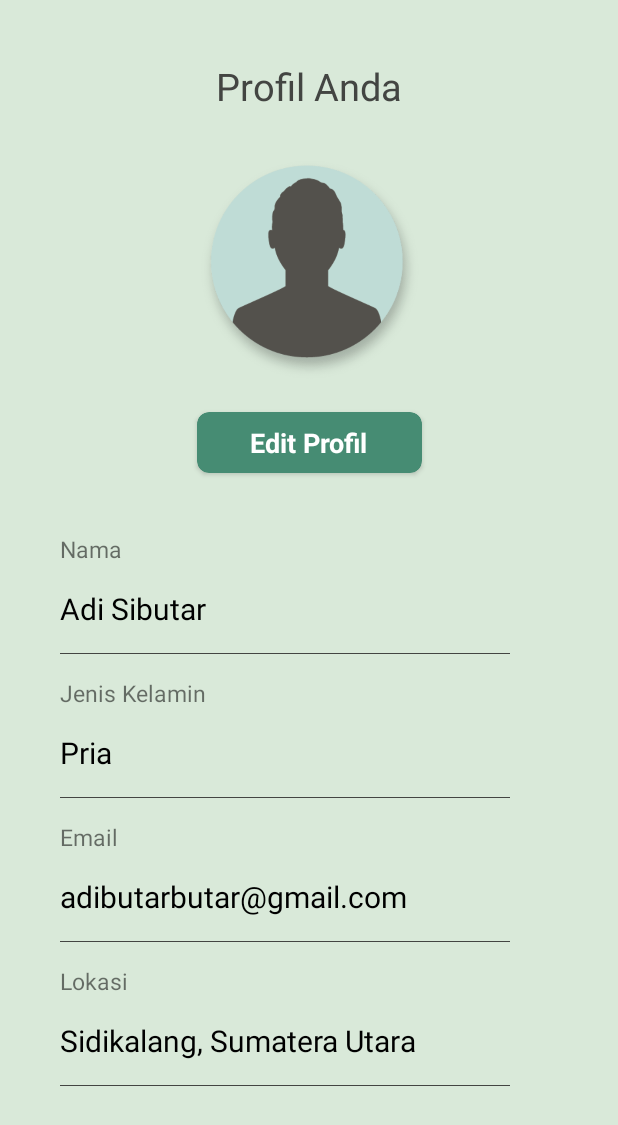
After one commit to alfalifr/Shelter_Mobile, an Android app: the layout fragment_profil.xml on its own in the app's theme, with its tools: preview values and no code run, on a phone screen of 412 x 824 dp. The commit adds this screen. Shown: the top 1125 px of the screen. Run offline under Robolectric (Android 15) with nearby library versions, the phone set to English and light mode, and no system bars.

Commit message:
Working on ProfilFragment.kt

```diff
--- a/app/src/main/java/sidev/app/bangkit/capstone/sheltermobile/ui/PengaturanFragment.kt
+++ b/app/src/main/java/sidev/app/bangkit/capstone/sheltermobile/ui/ProfilFragment.kt
@@ -35,7 +35,7 @@ class PengaturanFragment : Fragment() {
         savedInstanceState: Bundle?
     ): View? {
         // Inflate the layout for this fragment
-        return inflater.inflate(R.layout.fragment_pengaturan, container, false)
+        return inflater.inflate(R.layout.fragment_profil, container, false)
     }
 
     companion object {
--- a/app/src/main/res/layout/activity_register.xml
+++ b/app/src/main/res/layout/activity_register.xml
@@ -7,7 +7,7 @@
     android:layout_height="match_parent">
 <RelativeLayout
     android:layout_width="match_parent"
-    android:layout_height="match_parent"
+    android:layout_height="wrap_content"
     android:layout_gravity="center"
     android:background="@color/green_lite"
     android:focusableInTouchMode="true"
@@ -32,7 +32,7 @@
 
                 <TextView
                     style="@style/viewParent.headerText.NoMode"
-                    android:layout_alignParentLeft="true"
+                    android:layout_alignParentStart="true"
                     android:layout_centerVertical="true"
                     android:layout_marginStart="10dp"
                     android:text="Mulai \nlangkah\nsiaga anda\ndengan\nShelter! "
--- a/app/src/main/res/layout/fragment_pengaturan.xml
+++ /dev/null
@@ -1,22 +0,0 @@
-<?xml version="1.0" encoding="utf-8"?>
-<androidx.constraintlayout.widget.ConstraintLayout xmlns:android="http://schemas.android.com/apk/res/android"
-    xmlns:app="http://schemas.android.com/apk/res-auto"
-    xmlns:tools="http://schemas.android.com/tools"
-    android:layout_width="match_parent"
-    android:layout_height="match_parent"
-    tools:context=".ui.PengaturanFragment">
-
-    <TextView
-        android:id="@+id/tv_title"
-        android:layout_width="wrap_content"
-        android:layout_height="wrap_content"
-        android:fontFamily="@font/nunitosans_bold"
-        android:text="@string/pengaturan"
-        android:textColor="@color/font1"
-        android:textSize="25sp"
-        android:layout_marginTop="40dp"
-        app:layout_constraintEnd_toEndOf="parent"
-        app:layout_constraintStart_toStartOf="parent"
-        app:layout_constraintTop_toTopOf="parent" />
-
-</androidx.constraintlayout.widget.ConstraintLayout>
--- /dev/null
+++ b/app/src/main/res/layout/fragment_profil.xml
@@ -0,0 +1,212 @@
+<?xml version="1.0" encoding="utf-8"?>
+
+<ScrollView xmlns:android="http://schemas.android.com/apk/res/android"
+    xmlns:app="http://schemas.android.com/apk/res-auto"
+    xmlns:tools="http://schemas.android.com/tools"
+    android:layout_width="match_parent"
+    android:layout_height="match_parent"
+    android:background="@color/green_lite">
+
+    <androidx.constraintlayout.widget.ConstraintLayout
+        android:layout_width="match_parent"
+        android:layout_height="wrap_content"
+        tools:context=".ui.PengaturanFragment">
+
+        <TextView
+            android:id="@+id/tv_title"
+            android:layout_width="wrap_content"
+            android:layout_height="wrap_content"
+            android:layout_marginTop="40dp"
+            android:fontFamily="@font/nunitosans_bold"
+            android:text="@string/profil_anda"
+            android:textColor="@color/font1"
+            android:textSize="25sp"
+            app:layout_constraintEnd_toEndOf="parent"
+            app:layout_constraintStart_toStartOf="parent"
+            app:layout_constraintTop_toTopOf="parent" />
+
+        <androidx.cardview.widget.CardView
+            android:id="@+id/card_edit_profile"
+            android:layout_width="150dp"
+            android:layout_height="wrap_content"
+            android:layout_marginTop="20dp"
+            app:cardCornerRadius="8dp"
+            app:layout_constraintStart_toStartOf="parent"
+            app:layout_constraintEnd_toEndOf="parent"
+            app:layout_constraintTop_toBottomOf="@id/iv_user"
+            android:backgroundTint="@color/greenbow">
+
+            <LinearLayout
+                android:layout_width="wrap_content"
+                android:layout_height="wrap_content"
+                android:layout_gravity="center_horizontal"
+                android:layout_marginTop="8dp"
+                android:layout_marginBottom="8dp">
+
+                <TextView
+                    android:id="@+id/tv_hubungi_teks"
+                    android:layout_width="wrap_content"
+                    android:layout_height="wrap_content"
+                    android:text="@string/edit_profil"
+                    android:fontFamily="@font/nunitosans_bold"
+                    android:textColor="@color/white"
+                    android:textSize="18sp"
+                    android:textStyle="bold" />
+            </LinearLayout>
+
+        </androidx.cardview.widget.CardView>
+
+        <ImageView
+            android:id="@+id/iv_user"
+            android:layout_width="150dp"
+            android:layout_height="150dp"
+            android:layout_marginTop="30dp"
+            app:layout_constraintEnd_toEndOf="parent"
+            app:layout_constraintStart_toStartOf="parent"
+            app:layout_constraintTop_toBottomOf="@id/tv_title"
+            tools:src="@drawable/user_man" />
+
+        <TextView
+            android:id="@+id/tv_name_field"
+            android:layout_width="wrap_content"
+            android:layout_height="wrap_content"
+            android:layout_marginStart="40dp"
+            android:layout_marginTop="40dp"
+            android:fontFamily="@font/nunitosans_light"
+            android:text="@string/nama"
+            android:textSize="15sp"
+            app:layout_constraintStart_toStartOf="parent"
+            app:layout_constraintTop_toBottomOf="@id/card_edit_profile" />
+
+        <TextView
+            android:id="@+id/tv_name"
+            android:layout_width="wrap_content"
+            android:layout_height="wrap_content"
+            android:layout_marginStart="40dp"
+            android:layout_marginTop="15dp"
+            android:fontFamily="@font/nunitosans_regular"
+            android:textColor="@color/black"
+            android:textSize="20sp"
+            app:layout_constraintStart_toStartOf="parent"
+            app:layout_constraintTop_toBottomOf="@id/tv_name_field"
+            tools:text="Adi Sibutar" />
+
+        <View
+            android:id="@+id/divider_line"
+            android:layout_width="300dp"
+            android:layout_height="0.2dp"
+            android:layout_marginStart="40dp"
+            android:layout_marginTop="16dp"
+            android:background="@color/font1"
+            app:layout_constraintStart_toStartOf="parent"
+            app:layout_constraintTop_toBottomOf="@id/tv_name" />
+
+        <TextView
+            android:id="@+id/tv_gender_field"
+            android:layout_width="wrap_content"
+            android:layout_height="wrap_content"
+            android:layout_marginStart="40dp"
+            android:layout_marginTop="15dp"
+            android:fontFamily="@font/nunitosans_light"
+            android:text="@string/jenis_kelamin"
+            android:textSize="15sp"
+            app:layout_constraintStart_toStartOf="parent"
+            app:layout_constraintTop_toBottomOf="@id/divider_line" />
+
+        <TextView
+            android:id="@+id/tv_gender"
+            android:layout_width="wrap_content"
+            android:layout_height="wrap_content"
+            android:layout_marginStart="40dp"
+            android:layout_marginTop="15dp"
+            android:fontFamily="@font/nunitosans_regular"
+            android:textColor="@color/black"
+            android:textSize="20sp"
+            app:layout_constraintStart_toStartOf="parent"
+            app:layout_constraintTop_toBottomOf="@id/tv_gender_field"
+            tools:text="Pria" />
+
+        <View
+            android:id="@+id/divider_line_1"
+            android:layout_width="300dp"
+            android:layout_height="0.2dp"
+            android:layout_marginStart="40dp"
+            android:layout_marginTop="16dp"
+            android:background="@color/font1"
+            app:layout_constraintStart_toStartOf="parent"
+            app:layout_constraintTop_toBottomOf="@id/tv_gender" />
+
+        <TextView
+            android:id="@+id/tv_email_field"
+            android:layout_width="wrap_content"
+            android:layout_height="wrap_content"
+            android:layout_marginStart="40dp"
+            android:layout_marginTop="15dp"
+            android:fontFamily="@font/nunitosans_light"
+            android:text="@string/email"
+            android:textSize="15sp"
+            app:layout_constraintStart_toStartOf="parent"
+            app:layout_constraintTop_toBottomOf="@id/divider_line_1" />
+
+        <TextView
+            android:id="@+id/tv_email"
+            android:layout_width="wrap_content"
+            android:layout_height="wrap_content"
+            android:layout_marginStart="40dp"
+            android:layout_marginTop="15dp"
+            android:fontFamily="@font/nunitosans_regular"
+            android:textColor="@color/black"
+            android:textSize="20sp"
+            app:layout_constraintStart_toStartOf="parent"
+            app:layout_constraintTop_toBottomOf="@id/tv_email_field"
+            tools:text="adibutarbutar@gmail.com" />
+
+        <View
+            android:id="@+id/divider_line_2"
+            android:layout_width="300dp"
+            android:layout_height="0.2dp"
+            android:layout_marginStart="40dp"
+            android:layout_marginTop="16dp"
+            android:background="@color/font1"
+            app:layout_constraintStart_toStartOf="parent"
+            app:layout_constraintTop_toBottomOf="@id/tv_email" />
+
+        <TextView
+            android:id="@+id/tv_location_field"
+            android:layout_width="wrap_content"
+            android:layout_height="wrap_content"
+            android:layout_marginStart="40dp"
+            android:layout_marginTop="15dp"
+            android:fontFamily="@font/nunitosans_light"
+            android:text="@string/lokasi"
+            android:textSize="15sp"
+            app:layout_constraintStart_toStartOf="parent"
+            app:layout_constraintTop_toBottomOf="@id/divider_line_2" />
+
+        <TextView
+            android:id="@+id/tv_location"
+            android:layout_width="wrap_content"
+            android:layout_height="wrap_content"
+            android:layout_marginStart="40dp"
+            android:layout_marginTop="15dp"
+            android:fontFamily="@font/nunitosans_regular"
+            android:textColor="@color/black"
+            android:textSize="20sp"
+            app:layout_constraintStart_toStartOf="parent"
+            app:layout_constraintTop_toBottomOf="@id/tv_location_field"
+            tools:text="Sidikalang, Sumatera Utara" />
+
+        <View
+            android:id="@+id/divider_line_3"
+            android:layout_width="300dp"
+            android:layout_height="0.2dp"
+            android:layout_marginStart="40dp"
+            android:layout_marginTop="16dp"
+            android:background="@color/font1"
+            app:layout_constraintStart_toStartOf="parent"
+            app:layout_constraintTop_toBottomOf="@id/tv_location" />
+
+
+
+    </androidx.constraintlayout.widget.ConstraintLayout>
+</ScrollView>
--- a/app/src/main/res/menu/bottom_menu.xml
+++ b/app/src/main/res/menu/bottom_menu.xml
@@ -21,9 +21,9 @@
         android:title="@string/emergency"
         app:cnb_iconColor="@color/white"/>
     <item
-        android:id="@+id/setting"
-        android:icon="@drawable/ic_setting"
-        android:title="@string/pengaturan"
+        android:id="@+id/profil"
+        android:icon="@drawable/ic_user"
+        android:title="@string/profile"
         app:cnb_iconColor="@color/white"/>
 
 
--- a/app/src/main/res/values/colors.xml
+++ b/app/src/main/res/values/colors.xml
@@ -27,6 +27,7 @@
     <color name="dark_shadow_2">#E6C207</color>
     <color name="greenbow">#468C73</color>
     <color name="green_lite">#D9E9D9</color>
+    <color name="red_velvet">#BF2C2C</color>
 
     <!--Custom 3 -->
     <color name="colorPrimary">#FFFFFF</color>
--- a/app/src/main/res/values/strings.xml
+++ b/app/src/main/res/values/strings.xml
@@ -32,4 +32,11 @@
     <string name="akun_nonvalid">Maaf, akun yang anda masukkan tidak valid</string>
     <string name="daftar">Daftar Sekarang</string>
     <string name="error_account">Maaf, akun sudah terdaftar</string>
+    <string name="profil_anda">Profil Anda</string>
+    <string name="nama">Nama</string>
+    <string name="jenis_kelamin">Jenis Kelamin</string>
+    <string name="email">Email</string>
+    <string name="lokasi">Lokasi</string>
+    <string name="keluar">Keluar</string>
+    <string name="edit_profil">Edit Profil</string>
 </resources>
```
Also changed, not shown: app/src/main/res/drawable/user_man.png (added).
